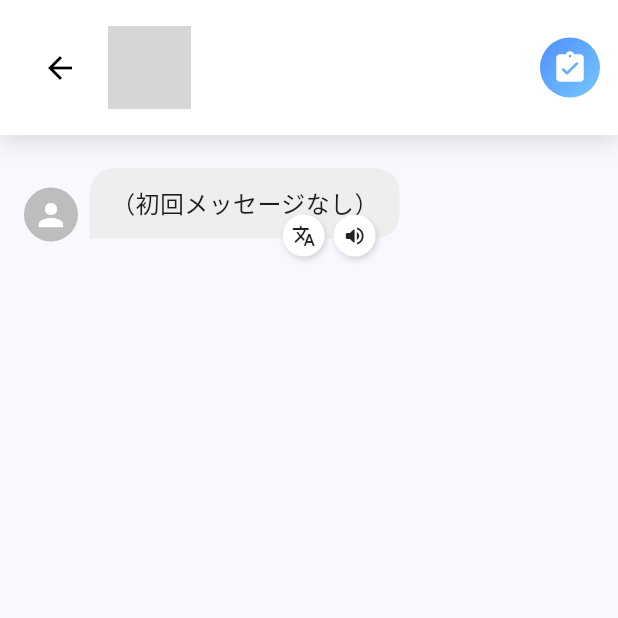
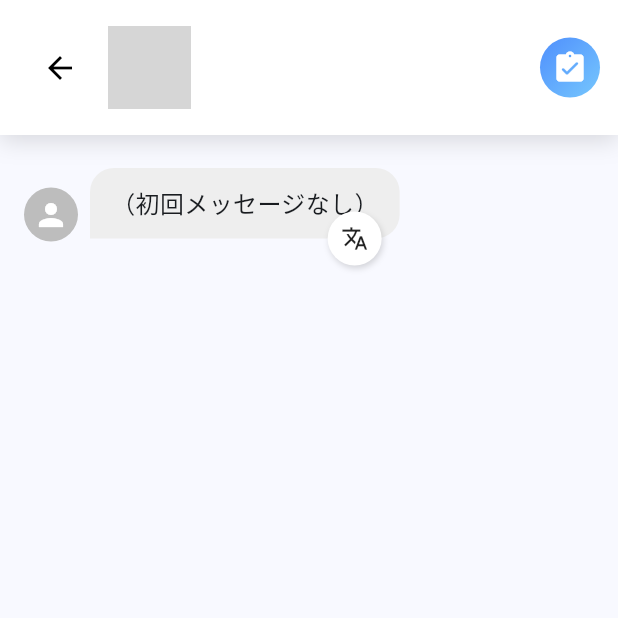
Before and after one commit to nicholasf09/fluentia, a Flutter app: the ConversationPage screen opened directly with empty values, on a phone screen of 412 x 824 dp, the top half of it. Run offline on Flutter 3.47's test engine with Material 3 defaults, Android fonts, the phone set to English and light mode, and no system bars; our stand-ins replace audioplayers, shared_preferences; accounts and stored records are empty; grey boxes are pictures that could not be loaded.

Commit message:
fix: temp disable tts, and fix translate button

```diff
--- a/lib/widgets/chat_bubble.dart
+++ b/lib/widgets/chat_bubble.dart
@@ -1,8 +1,13 @@
+import 'dart:convert';
+import 'dart:math' as math;
+
 import 'package:flutter/material.dart';
 import 'package:http/http.dart' as http;
 import 'package:audioplayers/audioplayers.dart';
-import 'dart:convert';
 import 'package:fluentia/services/api_service.dart';
+
+const double _translateButtonSize = 36;
+const double _translateButtonOverlap = _translateButtonSize / 2;
 
 
 class ChatBubble extends StatefulWidget {
@@ -23,15 +28,32 @@ class ChatBubble extends StatefulWidget {
   State<ChatBubble> createState() => _ChatBubbleState();
 }
 
-class _ChatBubbleState extends State<ChatBubble> {
+class _ChatBubbleState extends State<ChatBubble>
+    with SingleTickerProviderStateMixin {
   String? _translation;
   bool _isLoadingTranslate = false;
   bool _isPlaying = false;
 
   final AudioPlayer _player = AudioPlayer();
+  late final AnimationController _translateRotationController;
 
   // 🌐 Ganti dengan URL backend-mu
   static const String baseUrl = "https://u1083-nicholas-backend.gpu3.petra.ac.id";
+
+  @override
+  void initState() {
+    super.initState();
+    _translateRotationController = AnimationController(
+      vsync: this,
+      duration: const Duration(milliseconds: 900),
+    );
+  }
+
+  @override
+  void dispose() {
+    _translateRotationController.dispose();
+    super.dispose();
+  }
 
   // === 🎧 Fungsi untuk memutar suara dari backend ===
   Future<void> _playTTS() async {
@@ -59,6 +81,7 @@ class _ChatBubbleState extends State<ChatBubble> {
     if (_isLoadingTranslate || widget.text.trim().isEmpty) return;
 
     setState(() => _isLoadingTranslate = true);
+    _translateRotationController.repeat();
 
     try {
       final response = await http.post(
@@ -72,17 +95,32 @@ class _ChatBubbleState extends State<ChatBubble> {
 
       if (response.statusCode == 200) {
         final data = json.decode(response.body);
+        if (mounted) {
           setState(() {
             _translation = data["translation"] ?? "⚠️ Terjemahan tidak tersedia.";
           });
+        }
       } else {
+        if (mounted) {
+          setState(() {
             _translation = "⚠️ Gagal menerjemahkan (Status: ${response.statusCode})";
+          });
+        }
       }
     } catch (e) {
+      if (mounted) {
+        setState(() {
           _translation = "⚠️ Error: $e";
+        });
       }
-
+    } finally {
+      if (mounted) {
+        _translateRotationController
+          ..stop()
+          ..reset();
         setState(() => _isLoadingTranslate = false);
+      }
+    }
   }
 
   void _showSnack(String msg) {
@@ -98,6 +136,10 @@ class _ChatBubbleState extends State<ChatBubble> {
     final bubbleColor =
         widget.isUser ? Colors.blue.shade100 : Colors.grey.shade200;
 
+    final bool showAssistantActions = !widget.isUser;
+    final double avatarBottomMargin =
+        showAssistantActions ? 18 + _translateButtonOverlap : 18;
+
     return Align(
       alignment: widget.isUser ? Alignment.centerRight : Alignment.centerLeft,
       child: Row(
@@ -106,7 +148,10 @@ class _ChatBubbleState extends State<ChatBubble> {
         children: [
           if (!widget.isUser)
             Container(
-              margin: const EdgeInsets.only(right: 8, bottom: 18),
+              margin: EdgeInsets.only(
+                right: 8,
+                bottom: avatarBottomMargin,
+              ),
               child: CircleAvatar(
                 radius: 18,
                 backgroundColor: Colors.grey.shade400,
@@ -125,13 +170,15 @@ class _ChatBubbleState extends State<ChatBubble> {
             child: Stack(
               clipBehavior: Clip.none,
               children: [
-                // === Bubble Utama ===
+                Column(
+                  mainAxisSize: MainAxisSize.min,
+                  children: [
                     Container(
                       constraints: BoxConstraints(
                         maxWidth: MediaQuery.of(context).size.width * 0.7,
                       ),
-                  padding:
-                      const EdgeInsets.symmetric(horizontal: 14, vertical: 12),
+                      padding: const EdgeInsets.symmetric(
+                          horizontal: 14, vertical: 12),
                       decoration: BoxDecoration(
                         color: bubbleColor,
                         borderRadius: BorderRadius.only(
@@ -168,28 +215,30 @@ class _ChatBubbleState extends State<ChatBubble> {
                         ],
                       ),
                     ),
-
-                // === Tombol Translate + Speaker ===
-                if (!widget.isUser)
+                    if (showAssistantActions)
+                      const SizedBox(height: _translateButtonOverlap),
+                  ],
+                ),
+                if (showAssistantActions)
                   Positioned(
-                    bottom: -12,
-                    right: 16,
-                    child: Row(
-                      children: [
-                        _buildMiniCircleButton(
-                          icon: _isLoadingTranslate
-                              ? Icons.hourglass_top
-                              : Icons.translate,
-                          onTap: _translateText,
+                    bottom: 0,
+                    right: 12,
+                    child: _buildMiniCircleButton(
+                      onTap: _isLoadingTranslate ? null : _translateText,
+                      size: _translateButtonSize,
+                      child: _isLoadingTranslate
+                          ? AnimatedBuilder(
+                              animation: _translateRotationController,
+                              child: const Icon(Icons.autorenew,
+                                  size: 18, color: Colors.black87),
+                              builder: (_, child) => Transform.rotate(
+                                angle:
+                                    _translateRotationController.value * 2 * math.pi,
+                                child: child,
                               ),
-                        const SizedBox(width: 6),
-                        _buildMiniCircleButton(
-                          icon: _isPlaying
-                              ? Icons.hourglass_top
-                              : Icons.volume_up_rounded,
-                          onTap: _playTTS,
-                        ),
-                      ],
+                            )
+                          : const Icon(Icons.translate,
+                              size: 18, color: Colors.black87),
                     ),
                   ),
               ],
@@ -201,17 +250,28 @@ class _ChatBubbleState extends State<ChatBubble> {
   }
 
   Widget _buildMiniCircleButton({
-    required IconData icon,
-    required VoidCallback onTap,
+    IconData? icon,
+    Widget? child,
+    required VoidCallback? onTap,
+    double size = 28,
+    double iconSize = 16,
   }) {
+    final Widget effectiveChild =
+        child ??
+        Icon(
+          icon,
+          size: iconSize,
+          color: Colors.black87,
+        );
+
     return Material(
       color: Colors.transparent,
       child: InkWell(
         onTap: onTap,
         borderRadius: BorderRadius.circular(50),
         child: Container(
-          width: 28,
-          height: 28,
+          width: size,
+          height: size,
           decoration: BoxDecoration(
             color: Colors.white,
             shape: BoxShape.circle,
@@ -223,7 +283,7 @@ class _ChatBubbleState extends State<ChatBubble> {
               ),
             ],
           ),
-          child: Icon(icon, size: 16, color: Colors.black87),
+          child: effectiveChild,
         ),
       ),
     );
```
Lines whose indentation alone changed are shown as unchanged.
